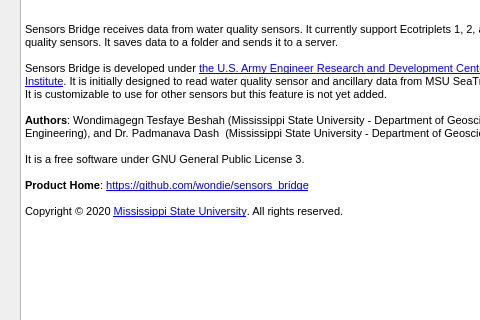
Qt form ui/sensorsbridge.ui (lhathcock/sensors_bridge) before a commit; both pictures show x 0 to 480 and y 198 to 518 of the 961 by 633 pixel window.
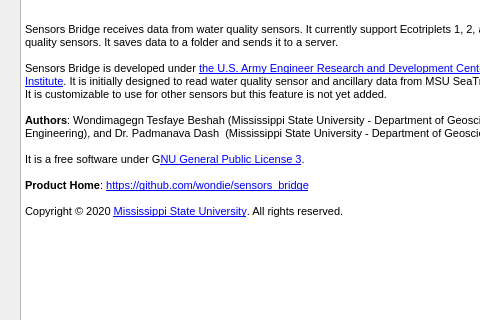
The same form after that commit. The open tabs and pages were chosen to show the change.

Commit message: Fixed links on help and about

```diff
--- a/ui/sensorsbridge.ui
+++ b/ui/sensorsbridge.ui
@@ -421,7 +421,7 @@
       </attribute>
       <layout class="QVBoxLayout" name="verticalLayout_6">
        <item>
-        <widget class="QTextEdit" name="about_2">
+        <widget class="QTextBrowser" name="about_2">
          <property name="readOnly">
           <bool>true</bool>
          </property>
@@ -439,7 +439,7 @@
 &lt;p style=&quot;-qt-paragraph-type:empty; margin-top:0px; margin-bottom:0px; margin-left:0px; margin-right:0px; -qt-block-indent:0; text-indent:0px; font-size:8pt;&quot;&gt;&lt;br /&gt;&lt;/p&gt;
 &lt;p style=&quot; margin-top:0px; margin-bottom:0px; margin-left:0px; margin-right:0px; -qt-block-indent:0; text-indent:0px;&quot;&gt;&lt;span style=&quot; font-size:8pt; font-weight:600;&quot;&gt;Authors&lt;/span&gt;&lt;span style=&quot; font-size:8pt;&quot;&gt;: Wondimagegn Tesfaye Beshah (Mississippi State University - Department of Geosciences), Jane Moorhead  (Mississippi State University - Department Electrical and Computer Engineering), and Dr. Padmanava Dash  (Mississippi State University - Department of Geosciences).  &lt;/span&gt;&lt;/p&gt;
 &lt;p style=&quot;-qt-paragraph-type:empty; margin-top:0px; margin-bottom:0px; margin-left:0px; margin-right:0px; -qt-block-indent:0; text-indent:0px; font-size:8pt;&quot;&gt;&lt;br /&gt;&lt;/p&gt;
-&lt;p style=&quot; margin-top:0px; margin-bottom:0px; margin-left:0px; margin-right:0px; -qt-block-indent:0; text-indent:0px;&quot;&gt;&lt;span style=&quot; font-size:8pt;&quot;&gt;It is a free software under GNU General Public License 3.&lt;/span&gt;&lt;/p&gt;
+&lt;p style=&quot; margin-top:0px; margin-bottom:0px; margin-left:0px; margin-right:0px; -qt-block-indent:0; text-indent:0px;&quot;&gt;&lt;span style=&quot; font-size:8pt;&quot;&gt;It is a free software under G&lt;/span&gt;&lt;a href=&quot;https://github.com/wondie/sensors_bridge/blob/master/LICENSE&quot;&gt;&lt;span style=&quot; font-size:8pt; text-decoration: underline; color:#0000ff;&quot;&gt;NU General Public License 3&lt;/span&gt;&lt;/a&gt;&lt;span style=&quot; font-size:8pt;&quot;&gt;.&lt;/span&gt;&lt;/p&gt;
 &lt;p style=&quot;-qt-paragraph-type:empty; margin-top:0px; margin-bottom:0px; margin-left:0px; margin-right:0px; -qt-block-indent:0; text-indent:0px; font-size:8pt;&quot;&gt;&lt;br /&gt;&lt;/p&gt;
 &lt;p style=&quot; margin-top:0px; margin-bottom:0px; margin-left:0px; margin-right:0px; -qt-block-indent:0; text-indent:0px;&quot;&gt;&lt;span style=&quot; font-size:8pt; font-weight:600;&quot;&gt;Product Home&lt;/span&gt;&lt;span style=&quot; font-size:8pt;&quot;&gt;: &lt;/span&gt;&lt;a href=&quot;https://github.com/wondie/sensors_bridge&quot;&gt;&lt;span style=&quot; font-size:8pt; text-decoration: underline; color:#0000ff;&quot;&gt;https://github.com/wondie/sensors_bridge&lt;/span&gt;&lt;/a&gt;&lt;/p&gt;
 &lt;p style=&quot;-qt-paragraph-type:empty; margin-top:0px; margin-bottom:0px; margin-left:0px; margin-right:0px; -qt-block-indent:0; text-indent:0px; font-size:8pt;&quot;&gt;&lt;br /&gt;&lt;/p&gt;
```
Left out of the diff: 8 changed lines with no effect on the pictures. The commit also changes 6 other files.
